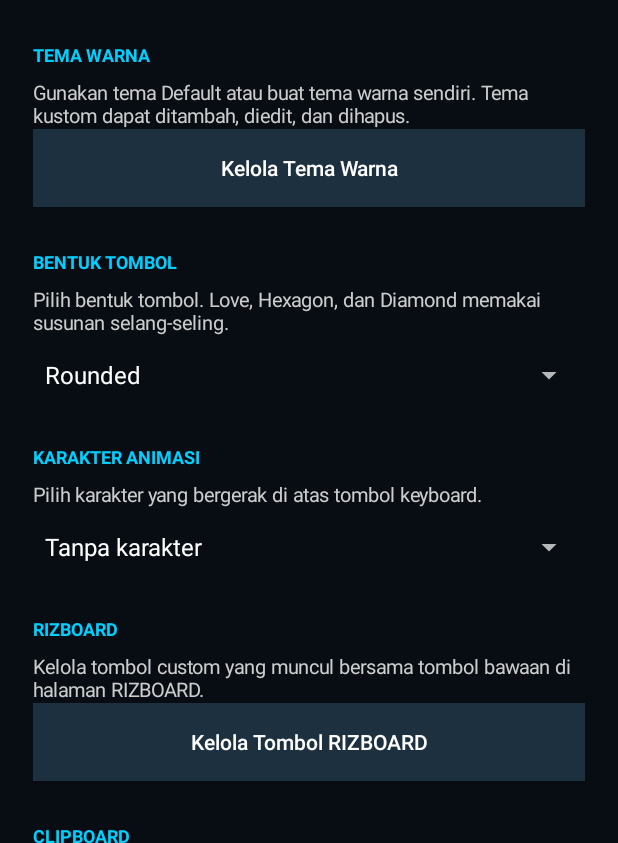
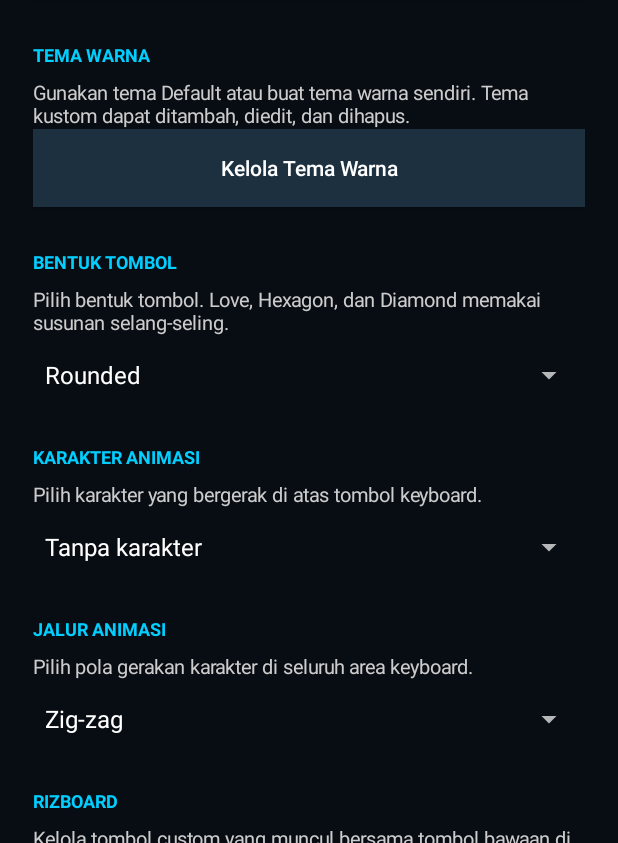
Before and after one commit to labubuweris-glitch/KEYBOARIZ-X, an Android app: the screen it shows after launch (MainActivity), on a phone screen of 412 x 824 dp, the part 393-1236 px from its top. Run offline under Robolectric (Android 15) with nearby library versions, the phone set to English and light mode, and no system bars.

Commit message:
Add animation route selector to settings

```diff
--- a/app/src/main/java/com/keyboarizx/MainActivity.kt
+++ b/app/src/main/java/com/keyboarizx/MainActivity.kt
@@ -277,6 +277,27 @@ class MainActivity : Activity() {
             }
         }
 
+        section(root, "JALUR ANIMASI")
+        root.addView(TextView(this).apply {
+            text = "Pilih pola gerakan karakter di seluruh area keyboard."
+            textSize = 13f
+            setTextColor(Color.LTGRAY)
+        })
+        val routeNames = listOf("Lurus", "Zig-zag", "Gelombang", "Melingkar", "Ular (tembus dinding)")
+        val routeValues = listOf("STRAIGHT", "ZIGZAG", "WAVE", "CIRCLE", "SNAKE")
+        val routeSpinner = Spinner(this).apply {
+            adapter = ArrayAdapter(this@MainActivity, android.R.layout.simple_spinner_dropdown_item, routeNames)
+            setSelection(routeValues.indexOf(prefs.getString("keyboard_animation_route", "ZIGZAG")).coerceAtLeast(0))
+        }
+        root.addView(routeSpinner, LinearLayout.LayoutParams(-1, dp(52)))
+        routeSpinner.onItemSelectedListener = object : android.widget.AdapterView.OnItemSelectedListener {
+            override fun onNothingSelected(parent: android.widget.AdapterView<*>?) {}
+            override fun onItemSelected(parent: android.widget.AdapterView<*>?, view: android.view.View?, position: Int, id: Long) {
+                prefs.edit().putString("keyboard_animation_route", routeValues[position]).apply()
+                Toast.makeText(this@MainActivity, "Jalur animasi disimpan. Buka ulang keyboard untuk menerapkan.", Toast.LENGTH_SHORT).show()
+            }
+        }
+
         section(root, "RIZBOARD")
         root.addView(TextView(this).apply {
             text = "Kelola tombol custom yang muncul bersama tombol bawaan di halaman RIZBOARD."
```
